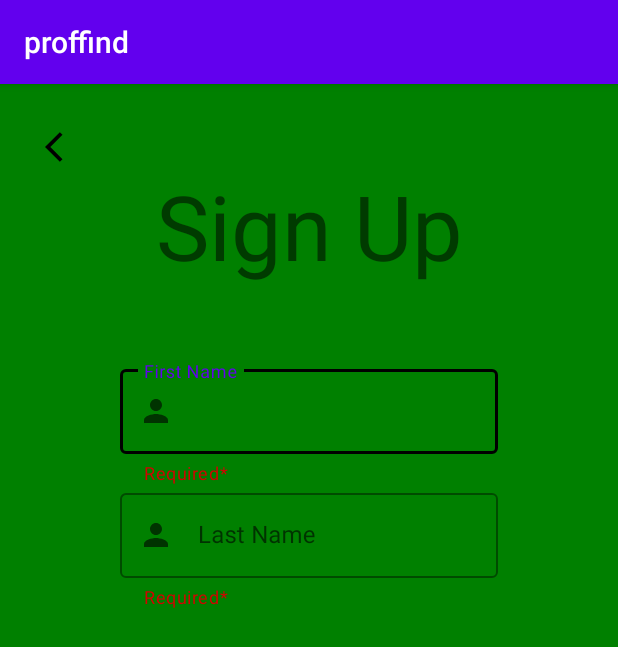
After one commit to saisreech9/proffind, an Android app: the SignUp screen opened directly, with no data from a screen before it, on a phone screen of 412 x 824 dp. The commit adds this screen. Shown: the top 647 px of the screen. Run offline under Robolectric (Android 15) with nearby library versions, the phone set to English and light mode, and no system bars.

Commit message:
creating sign up page

```diff
--- a/app/src/main/AndroidManifest.xml
+++ b/app/src/main/AndroidManifest.xml
@@ -14,16 +14,20 @@
         android:theme="@style/Theme.Proffind"
         tools:targetApi="31">
         <activity
+            android:name=".SignUp"
+            android:exported="false" />
+        <activity
             android:name=".MainActivity"
             android:exported="true">
             <intent-filter>
-                <action android:name="android.intent.action.MAIN"/>
-                <category android:name="android.intent.category.LAUNCHER"/>
+                <action android:name="android.intent.action.MAIN" />
+
+                <category android:name="android.intent.category.LAUNCHER" />
             </intent-filter>
         </activity>
         <activity
             android:name=".LoginPage"
-            android:exported="false"/>
+            android:exported="false" />
     </application>
 
 </manifest>
--- /dev/null
+++ b/app/src/main/java/com/example/proffind/SignUp.java
@@ -0,0 +1,14 @@
+package com.example.proffind;
+
+import androidx.appcompat.app.AppCompatActivity;
+
+import android.os.Bundle;
+
+public class SignUp extends AppCompatActivity {
+
+    @Override
+    protected void onCreate(Bundle savedInstanceState) {
+        super.onCreate(savedInstanceState);
+        setContentView(R.layout.activity_sign_up);
+    }
+}
--- /dev/null
+++ b/app/src/main/res/drawable/back_arrow.xml
@@ -0,0 +1,5 @@
+<vector android:height="24dp" android:tint="#000000"
+    android:viewportHeight="24" android:viewportWidth="24"
+    android:width="24dp" xmlns:android="http://schemas.android.com/apk/res/android">
+    <path android:fillColor="@android:color/white" android:pathData="M11.67,3.87L9.9,2.1 0,12l9.9,9.9 1.77,-1.77L3.54,12z"/>
+</vector>
--- /dev/null
+++ b/app/src/main/res/layout/activity_sign_up.xml
@@ -0,0 +1,86 @@
+<?xml version="1.0" encoding="utf-8"?>
+<ScrollView xmlns:android="http://schemas.android.com/apk/res/android"
+    xmlns:app="http://schemas.android.com/apk/res-auto"
+    xmlns:tools="http://schemas.android.com/tools"
+    android:layout_width="match_parent"
+    android:layout_height="match_parent"
+    android:background="@color/green"
+    android:padding="30dp"
+    tools:context=".SignUp">
+
+    <LinearLayout
+        android:layout_width="match_parent"
+        android:layout_height="wrap_content"
+        android:orientation="vertical">
+
+        <ImageView
+            android:id="@+id/backToLogin"
+            android:layout_width="wrap_content"
+            android:layout_height="wrap_content"
+            android:src="@drawable/back_arrow"/>
+
+        <TextView
+            android:layout_width="match_parent"
+            android:layout_height="wrap_content"
+            android:text="Sign Up"
+            android:textSize="60dp"
+            android:textAlignment="center"/>
+
+        <LinearLayout
+            android:layout_width="match_parent"
+            android:layout_height="wrap_content"
+            android:orientation="vertical"
+            android:padding="50dp">
+            <com.google.android.material.textfield.TextInputLayout
+                android:layout_width="match_parent"
+                android:layout_height="wrap_content"
+                style="@style/Widget.MaterialComponents.TextInputLayout.OutlinedBox"
+                app:helperText="Required*"
+                app:helperTextTextColor="#D50000"
+                app:boxStrokeColor="@color/black"
+                app:boxStrokeWidthFocused="2dp"
+                app:startIconDrawable="@drawable/person"
+                app:endIconMode="clear_text"
+                app:endIconTint="@color/black">
+
+                <com.google.android.material.textfield.TextInputEditText
+                    android:id="@+id/firstName"
+                    android:hint="@string/firstname"
+                    android:layout_width="match_parent"
+                    android:layout_height="match_parent"
+                    android:textColor="@color/black"
+                    android:inputType="text"/>
+
+            </com.google.android.material.textfield.TextInputLayout>
+
+            <com.google.android.material.textfield.TextInputLayout
+                android:layout_width="match_parent"
+                android:layout_height="wrap_content"
+                style="@style/Widget.MaterialComponents.TextInputLayout.OutlinedBox"
+                app:helperText="Required*"
+                app:helperTextTextColor="#D50000"
+                app:boxStrokeColor="@color/black"
+                app:boxStrokeWidthFocused="2dp"
+                app:startIconDrawable="@drawable/person"
+                app:endIconMode="clear_text"
+                app:endIconTint="@color/black">
+
+                <com.google.android.material.textfield.TextInputEditText
+                    android:id="@+id/lastName"
+                    android:hint="@string/lastname"
+                    android:layout_width="match_parent"
+                    android:layout_height="match_parent"
+                    android:textColor="@color/black"
+                    android:inputType="text"/>
+
+            </com.google.android.material.textfield.TextInputLayout>
+
+
+
+
+        </LinearLayout>
+
+
+    </LinearLayout>
+
+</ScrollView>
--- a/app/src/main/res/values/strings.xml
+++ b/app/src/main/res/values/strings.xml
@@ -7,6 +7,12 @@
     <string name="remember">Remember me</string>
     <string name="forgotpassword">Forgot Password</string>
     <string name="signup">signup</string>
+    <string name="newusername">User Name</string>
+    <string name="emailid">Email Address</string>
+    <string name="reenteremailid">Re-enter Email Address</string>
+    <string name="reenterpassword">Re-enter Password</string>
+    <string name="firstname">First Name</string>
+    <string name="lastname">Last Name</string>
     <string name="textSignUp">Not a user? click signup to create account</string>
 
 </resources>
```
